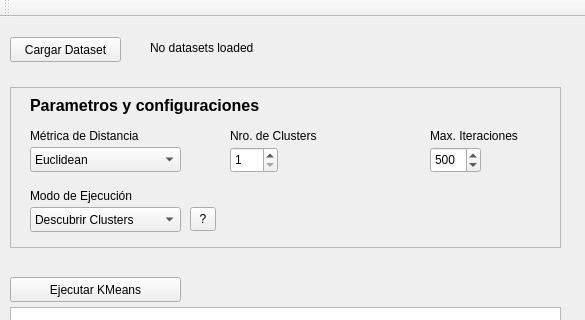
This is mainwindow.ui in alfonsoromanz/KMeansTool as Qt 5 draws it before an edit; both pictures show x 0 to 585 and y 0 to 320 of the 585 by 584 pixel window. The edited form follows.
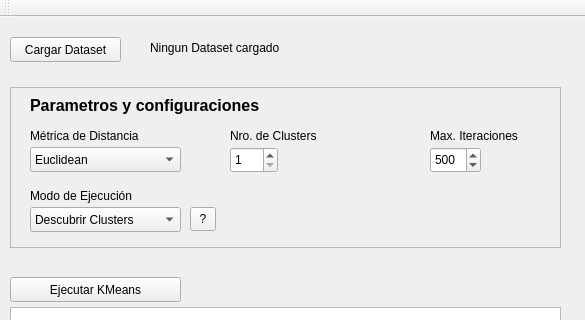
This is the edited form.

Commit message: Report advances and QMessageBox for wrong clusters

What changed in the file:
```diff
--- a/mainwindow.ui
+++ b/mainwindow.ui
@@ -255,7 +255,7 @@
      </rect>
     </property>
     <property name="text">
-     <string>No datasets loaded</string>
+     <string>Ningun Dataset cargado</string>
     </property>
    </widget>
   </widget>
```
Left out of the diff: 13 changed lines with no effect on the pictures. The commit also changes 1 other file.
